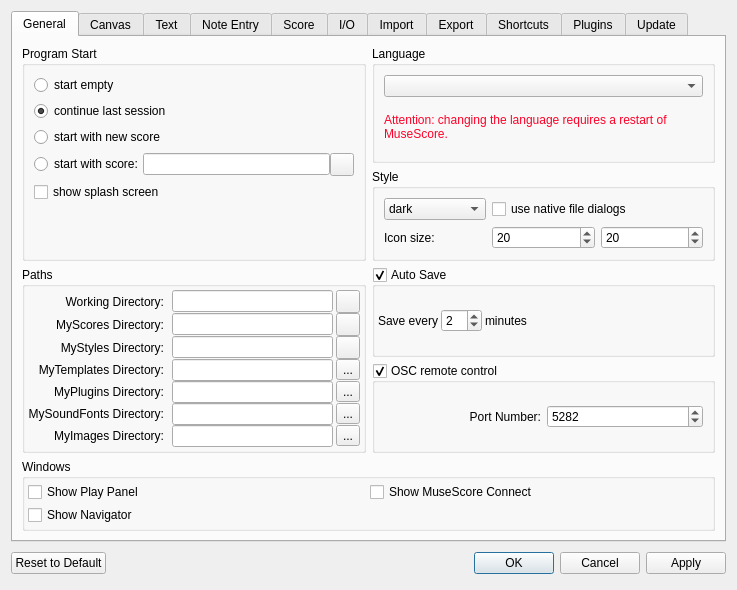
Before: the Qt Designer form mscore/mscore/prefsdialog.ui in musescore/musescore-old, drawn with Qt 5.
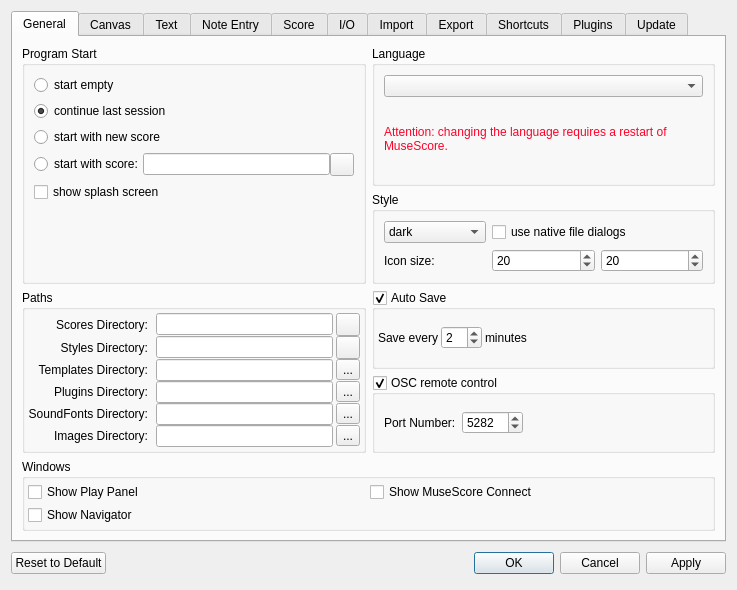
After: the same form once the commit is applied. Custom widgets are drawn as their Qt base class.

Commit message: remove working directory, clean mydirectories, create them on startup

```diff
--- a/mscore/mscore/prefsdialog.ui
+++ b/mscore/mscore/prefsdialog.ui
@@ -98,22 +98,9 @@
            <number>3</number>
           </property>
           <item row="0" column="0">
-           <widget class="QLabel" name="label_23">
-            <property name="text">
-             <string>Working Directory:</string>
-            </property>
-            <property name="alignment">
-             <set>Qt::AlignRight|Qt::AlignTrailing|Qt::AlignVCenter</set>
-            </property>
-            <property name="indent">
-             <number>5</number>
-            </property>
-           </widget>
-          </item>
-          <item row="1" column="0">
            <widget class="QLabel" name="label_86">
             <property name="text">
-             <string>MyScores Directory:</string>
+             <string>Scores Directory:</string>
             </property>
             <property name="alignment">
              <set>Qt::AlignRight|Qt::AlignTrailing|Qt::AlignVCenter</set>
@@ -123,20 +110,10 @@
             </property>
            </widget>
           </item>
-          <item row="0" column="1">
-           <widget class="QLineEdit" name="workingDirectory"/>
-          </item>
-          <item row="0" column="2">
-           <widget class="QToolButton" name="workingDirectoryButton">
-            <property name="text">
-             <string/>
-            </property>
-           </widget>
-          </item>
-          <item row="2" column="0">
+          <item row="1" column="0">
            <widget class="QLabel" name="label_88">
             <property name="text">
-             <string>MyStyles Directory:</string>
+             <string>Styles Directory:</string>
             </property>
             <property name="alignment">
              <set>Qt::AlignRight|Qt::AlignTrailing|Qt::AlignVCenter</set>
@@ -146,13 +123,13 @@
             </property>
            </widget>
           </item>
-          <item row="2" column="1">
+          <item row="1" column="1">
            <widget class="QLineEdit" name="myStyles"/>
           </item>
-          <item row="3" column="0">
+          <item row="2" column="0">
            <widget class="QLabel" name="label_2">
             <property name="text">
-             <string>MyTemplates Directory:</string>
+             <string>Templates Directory:</string>
             </property>
             <property name="alignment">
              <set>Qt::AlignRight|Qt::AlignTrailing|Qt::AlignVCenter</set>
@@ -162,27 +139,27 @@
             </property>
            </widget>
           </item>
-          <item row="1" column="2">
+          <item row="0" column="2">
            <widget class="QToolButton" name="myScoresButton">
             <property name="text">
              <string/>
             </property>
            </widget>
           </item>
-          <item row="2" column="2">
+          <item row="1" column="2">
            <widget class="QToolButton" name="myStylesButton">
             <property name="text">
              <string/>
             </property>
            </widget>
           </item>
-          <item row="1" column="1">
+          <item row="0" column="1">
            <widget class="QLineEdit" name="myScores"/>
           </item>
-          <item row="4" column="0">
+          <item row="3" column="0">
            <widget class="QLabel" name="label_89">
             <property name="text">
-             <string>MyPlugins Directory:</string>
+             <string>Plugins Directory:</string>
             </property>
             <property name="alignment">
              <set>Qt::AlignRight|Qt::AlignTrailing|Qt::AlignVCenter</set>
@@ -192,23 +169,23 @@
             </property>
            </widget>
           </item>
-          <item row="3" column="1">
+          <item row="2" column="1">
            <widget class="QLineEdit" name="myTemplates"/>
           </item>
-          <item row="4" column="1">
+          <item row="3" column="1">
            <widget class="QLineEdit" name="myPlugins"/>
           </item>
-          <item row="4" column="2">
+          <item row="3" column="2">
            <widget class="QToolButton" name="myPluginsButton">
             <property name="text">
              <string>...</string>
             </property>
            </widget>
           </item>
-          <item row="5" column="0">
+          <item row="4" column="0">
            <widget class="QLabel" name="label_5">
             <property name="text">
-             <string>MySoundFonts Directory:</string>
+             <string>SoundFonts Directory:</string>
             </property>
             <property name="alignment">
              <set>Qt::AlignRight|Qt::AlignTrailing|Qt::AlignVCenter</set>
@@ -218,20 +195,20 @@
             </property>
            </widget>
           </item>
-          <item row="5" column="1">
+          <item row="4" column="1">
            <widget class="QLineEdit" name="mySoundFonts"/>
           </item>
-          <item row="5" column="2">
+          <item row="4" column="2">
            <widget class="QToolButton" name="mySoundFontsButton">
             <property name="text">
              <string>...</string>
             </property>
            </widget>
           </item>
-          <item row="6" column="0">
+          <item row="5" column="0">
            <widget class="QLabel" name="label_9">
             <property name="text">
-             <string>MyImages Directory:</string>
+             <string>Images Directory:</string>
             </property>
             <property name="alignment">
              <set>Qt::AlignRight|Qt::AlignTrailing|Qt::AlignVCenter</set>
@@ -241,17 +218,17 @@
             </property>
            </widget>
           </item>
-          <item row="6" column="1">
+          <item row="5" column="1">
            <widget class="QLineEdit" name="myImages"/>
           </item>
-          <item row="6" column="2">
+          <item row="5" column="2">
            <widget class="QToolButton" name="myImagesButton">
             <property name="text">
              <string>...</string>
             </property>
            </widget>
           </item>
-          <item row="3" column="2">
+          <item row="2" column="2">
            <widget class="QToolButton" name="myTemplatesButton">
             <property name="text">
              <string>...</string>
@@ -530,7 +507,7 @@
              <string>Port Number:</string>
             </property>
             <property name="alignment">
-             <set>Qt::AlignRight|Qt::AlignTrailing|Qt::AlignVCenter</set>
+             <set>Qt::AlignLeading|Qt::AlignLeft|Qt::AlignVCenter</set>
             </property>
            </widget>
           </item>
@@ -547,6 +524,19 @@
             </property>
            </widget>
           </item>
+          <item>
+           <spacer name="horizontalSpacer_15">
+            <property name="orientation">
+             <enum>Qt::Horizontal</enum>
+            </property>
+            <property name="sizeHint" stdset="0">
+             <size>
+              <width>40</width>
+              <height>20</height>
+             </size>
+            </property>
+           </spacer>
+          </item>
          </layout>
         </widget>
        </item>
```
The commit also changes 6 other files.
